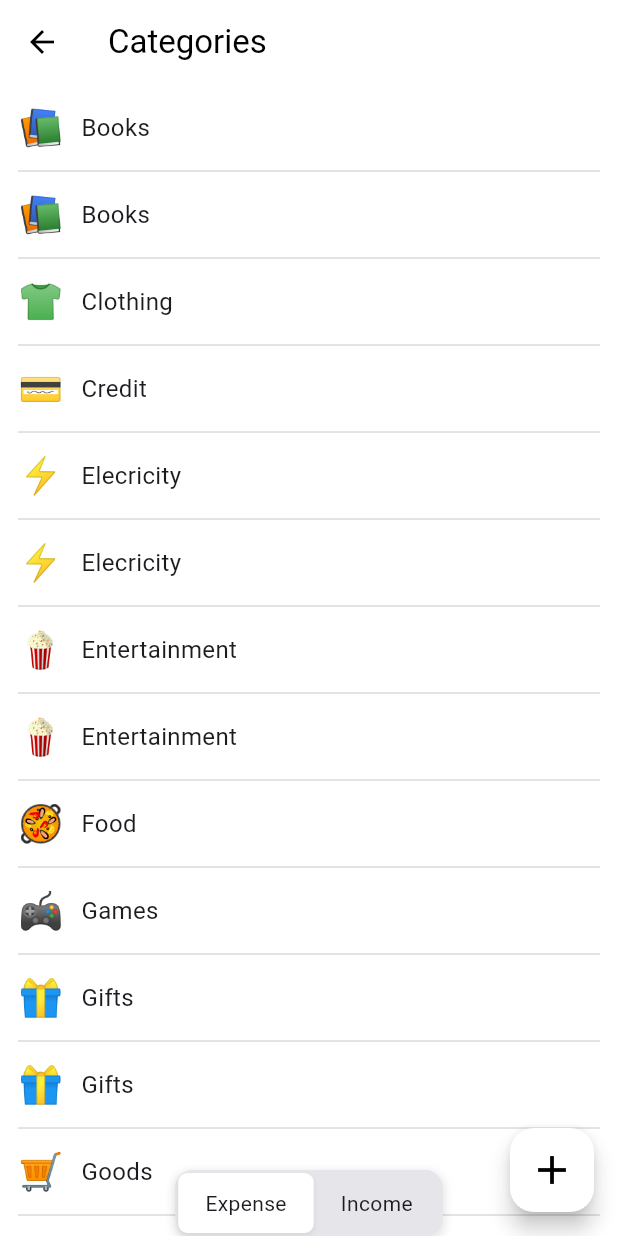
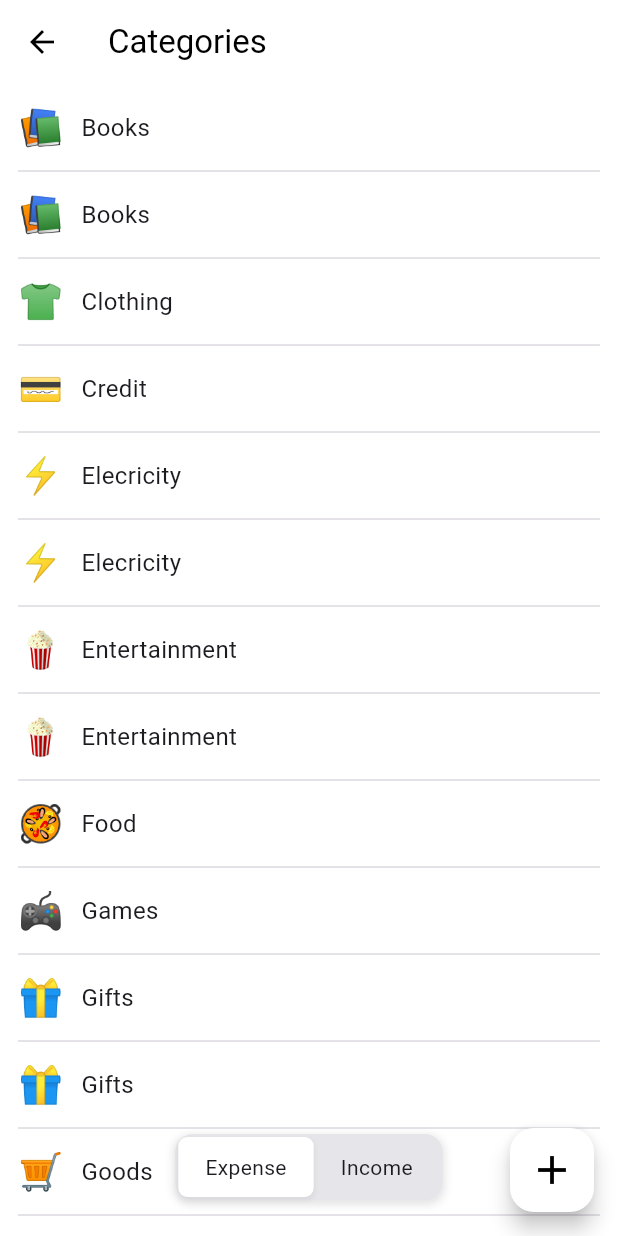
Before and after one commit to gbfool/Moneygram, a Flutter app: the ManageCategoryScreen screen opened directly, on a phone screen of 412 x 824 dp. Run offline on Flutter 3.47's test engine with Material 2 defaults, Android fonts, the phone set to English and light mode, and no system bars; drawn by our look-alikes of custom_sliding_segmented_control; our stand-ins replace auto_size_text, emoji_picker_flutter, get_it, google_fonts, google_sign_in, hive and 3 more; missing offline and left inert: googleapis; accounts and stored records are empty.

Commit message:
added minimum padding on sliding control

```diff
--- a/lib/ui/category/category_picker_screen.dart
+++ b/lib/ui/category/category_picker_screen.dart
@@ -123,6 +123,7 @@ class _CategoryPickerScreenState extends State<CategoryPickerScreen> {
 
   Widget _chipsRow() {
     return SafeArea(
+      minimum: EdgeInsets.only(bottom: 24),
       child: CustomSlidingSegmentedControl<int>(
         initialValue: groupValue,
         padding: 18,
@@ -181,7 +182,6 @@ class _CategoryPickerScreenState extends State<CategoryPickerScreen> {
     );
   }
 
-
   void _filteredList() {
     filterList = categoryList
         .where((element) => element.transactionType == _selectedType)
--- a/lib/ui/category/manage_category_screen.dart
+++ b/lib/ui/category/manage_category_screen.dart
@@ -48,8 +48,8 @@ class _ManageCategoryScreenState extends State<ManageCategoryScreen> {
       children: [
         _listView(),
         Positioned.fill(
-            child:
-                Align(alignment: Alignment.bottomCenter, child: _segmentControl())),
+            child: Align(
+                alignment: Alignment.bottomCenter, child: _segmentControl())),
       ],
     );
   }
@@ -69,6 +69,7 @@ class _ManageCategoryScreenState extends State<ManageCategoryScreen> {
 
   Widget _segmentControl() {
     return SafeArea(
+      minimum: EdgeInsets.only(bottom: 24),
       child: CustomSlidingSegmentedControl<int>(
         initialValue: groupValue,
         padding: 18,
@@ -127,7 +128,6 @@ class _ManageCategoryScreenState extends State<ManageCategoryScreen> {
     );
   }
 
-
   Widget _row(Category category) {
     return InkWell(
       onTap: () => _openAddEditCategoryScreen(category: category),
```
